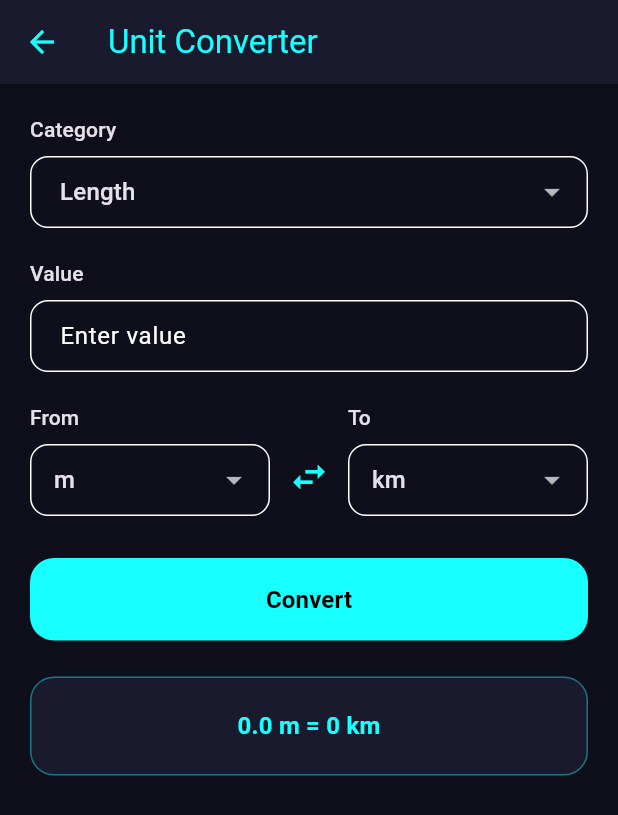
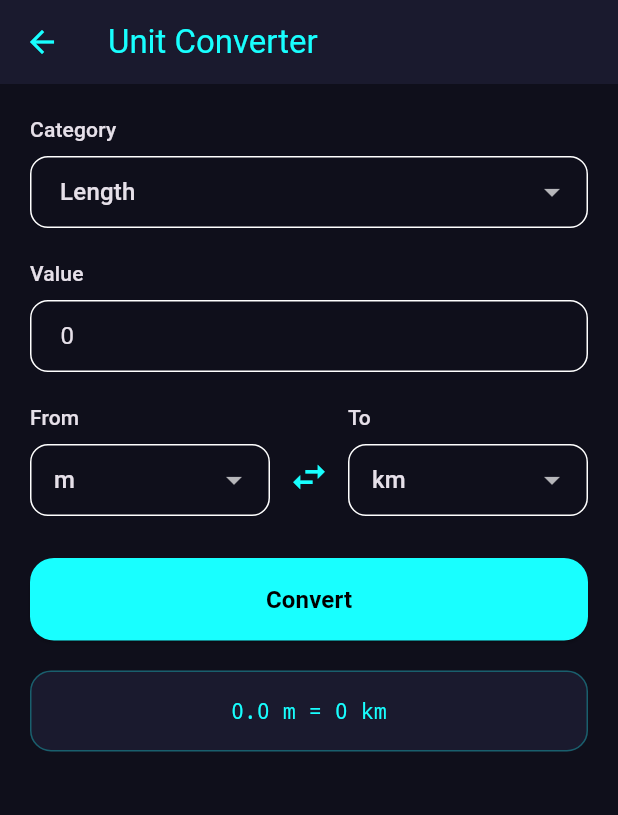
Before and after one commit to AvPa1212/VibeCalc, a Flutter app: the ConverterScreen screen opened directly, after a tap on "Convert", on a phone screen of 412 x 824 dp. Shown: the top 815 px of the screen. Run offline on Flutter 3.47's test engine with Material 3 defaults, Android fonts, the phone set to English and light mode, and no system bars; our stand-ins replace fl_chart, math_expressions, shared_preferences; accounts and stored records are empty.

Commit message:
Update README and improve UI color handling across screens
- Enhanced README with detailed app features and installation instructions.
- Refactored color handling in various screens to use `withValues` for better opacity management.
- Added initial values to dropdowns and text fields in the converter screen for improved user experience.
- Removed unused code in ThemeProvider for cleaner implementation.
- Introduced devtools_options.yaml for Dart & Flutter DevTools settings.

```diff
--- /dev/null
+++ b/devtools_options.yaml
@@ -0,0 +1,3 @@
+description: This file stores settings for Dart & Flutter DevTools.
+documentation: https://docs.flutter.dev/tools/devtools/extensions#configure-extension-enablement-states
+extensions:
--- a/lib/screens/calculator_screen.dart
+++ b/lib/screens/calculator_screen.dart
@@ -88,7 +88,7 @@ class CalculatorScreen extends StatelessWidget {
                 Color? btnColor;
                 if (isEquals) btnColor = theme.primaryColor;
                 if (isSpecial) {
-                  btnColor = theme.colorScheme.surface.withOpacity(0.6);
+                  btnColor = theme.colorScheme.surface.withValues(alpha: 0.6);
                 }
 
                 return AnimatedCalcButton(
--- a/lib/screens/calculus_screen.dart
+++ b/lib/screens/calculus_screen.dart
@@ -260,7 +260,7 @@ Widget _buildResult(BuildContext context, String result) {
       decoration: BoxDecoration(
         color: theme.colorScheme.surface,
         borderRadius: BorderRadius.circular(16),
-        border: Border.all(color: theme.primaryColor.withOpacity(0.4)),
+        border: Border.all(color: theme.primaryColor.withValues(alpha: 0.4)),
       ),
       child: Text(
         result,
--- a/lib/screens/converter_screen.dart
+++ b/lib/screens/converter_screen.dart
@@ -80,7 +80,7 @@ class _ConverterScreenState extends State<ConverterScreen> {
             Text('Category', style: theme.textTheme.labelLarge),
             const SizedBox(height: 8),
             DropdownButtonFormField<UnitCategory>(
-              value: _category,
+              initialValue: _category,
               decoration: InputDecoration(
                 border: OutlineInputBorder(
                     borderRadius: BorderRadius.circular(12)),
@@ -109,6 +109,7 @@ class _ConverterScreenState extends State<ConverterScreen> {
             TextFormField(
               keyboardType:
                   const TextInputType.numberWithOptions(decimal: true),
+              initialValue: '0',
               decoration: InputDecoration(
                 hintText: 'Enter value',
                 border: OutlineInputBorder(
@@ -117,8 +118,10 @@ class _ConverterScreenState extends State<ConverterScreen> {
                     const EdgeInsets.symmetric(horizontal: 16, vertical: 12),
               ),
               onChanged: (v) {
-                _inputValue = double.tryParse(v) ?? 0;
-                if (_result.isNotEmpty) _convert();
+                setState(() {
+                  _inputValue = double.tryParse(v) ?? 0;
+                  if (_result.isNotEmpty) _convert();
+                });
               },
             ),
 
@@ -134,7 +137,7 @@ class _ConverterScreenState extends State<ConverterScreen> {
                       Text('From', style: theme.textTheme.labelLarge),
                       const SizedBox(height: 8),
                       DropdownButtonFormField<String>(
-                        value: _fromUnit,
+                        initialValue: _fromUnit,
                         decoration: InputDecoration(
                           border: OutlineInputBorder(
                               borderRadius: BorderRadius.circular(12)),
@@ -163,7 +166,7 @@ class _ConverterScreenState extends State<ConverterScreen> {
                       Text('To', style: theme.textTheme.labelLarge),
                       const SizedBox(height: 8),
                       DropdownButtonFormField<String>(
-                        value: _toUnit,
+                        initialValue: _toUnit,
                         decoration: InputDecoration(
                           border: OutlineInputBorder(
                               borderRadius: BorderRadius.circular(12)),
@@ -197,26 +200,26 @@ class _ConverterScreenState extends State<ConverterScreen> {
               child: const Text('Convert',
                   style: TextStyle(fontSize: 16, fontWeight: FontWeight.bold)),
             ),
-
-            if (_result.isNotEmpty) ...[
-              const SizedBox(height: 24),
+            const SizedBox(height: 20),
+            if (_result.isNotEmpty)
               Container(
-                padding: const EdgeInsets.all(20),
+                padding: const EdgeInsets.all(16),
                 decoration: BoxDecoration(
                   color: theme.colorScheme.surface,
-                  borderRadius: BorderRadius.circular(16),
-                  border: Border.all(color: theme.primaryColor.withOpacity(0.4)),
+                  borderRadius: BorderRadius.circular(14),
+                  border: Border.all(
+                    color: theme.primaryColor.withValues(alpha: 0.3),
+                  ),
                 ),
                 child: Text(
                   _result,
-                  style: theme.textTheme.titleMedium?.copyWith(
+                  style: theme.textTheme.bodyMedium?.copyWith(
                     color: theme.primaryColor,
-                    fontWeight: FontWeight.bold,
+                    fontFamily: 'monospace',
                   ),
                   textAlign: TextAlign.center,
                 ),
               ),
-            ],
           ],
         ),
       ),
--- a/lib/screens/matrix_screen.dart
+++ b/lib/screens/matrix_screen.dart
@@ -137,7 +137,7 @@ class _MatrixScreenState extends State<MatrixScreen> {
                   color: theme.colorScheme.surface,
                   borderRadius: BorderRadius.circular(16),
                   border:
-                      Border.all(color: theme.primaryColor.withOpacity(0.4)),
+                      Border.all(color: theme.primaryColor.withValues(alpha: 0.4)),
                 ),
                 child: Text(
                   _result,
@@ -225,7 +225,7 @@ class _OpChip extends StatelessWidget {
     return ChoiceChip(
       label: Text(label),
       selected: isSelected,
-      selectedColor: theme.primaryColor.withOpacity(0.3),
+      selectedColor: theme.primaryColor.withValues(alpha: 0.3),
       onSelected: (_) => onSelect(value),
     );
   }
--- a/lib/theme/theme_provider.dart
+++ b/lib/theme/theme_provider.dart
@@ -15,10 +15,6 @@ class ThemeProvider extends ChangeNotifier {
     return AppThemes.themes[name]?.primaryColor ?? Colors.cyanAccent;
   }
 
-  void setNeon() {
-    setTheme(AppThemeMode.neon);
-  }
-
   void setTheme(String name) {
     if (AppThemes.themes.containsKey(name)) {
       _currentThemeName = name;
@@ -26,7 +22,6 @@ class ThemeProvider extends ChangeNotifier {
     }
   }
 
-  // Backward-compatible helpers
   void setNeon() => setTheme('VibeDark');
   void setSunset() => setTheme('Sunset');
 }
--- a/lib/widgets/history_drawer.dart
+++ b/lib/widgets/history_drawer.dart
@@ -126,7 +126,6 @@ class HistoryDrawer extends StatelessWidget {
                                 HapticFeedback.selectionClick();
                               },
                               onLongPress: () async {
-                                final messenger = ScaffoldMessenger.of(context);
                                 await Clipboard.setData(
                                     ClipboardData(text: item));
                                 HapticFeedback.mediumImpact();
--- a/lib/widgets/theme_picker.dart
+++ b/lib/widgets/theme_picker.dart
@@ -19,7 +19,7 @@ class ThemePicker extends StatelessWidget {
         return Card(
           margin: const EdgeInsets.symmetric(vertical: 6),
           color: isSelected
-              ? color.withOpacity(0.15)
+              ? color.withValues(alpha: 0.15)
               : theme.colorScheme.surface,
           shape: RoundedRectangleBorder(
             borderRadius: BorderRadius.circular(16),
```
Also changed, not shown: lib/screens/about_screen.dart (+4 -4 lines), lib/screens/graph_screen.dart (+6 -6 lines), 1 other file.
